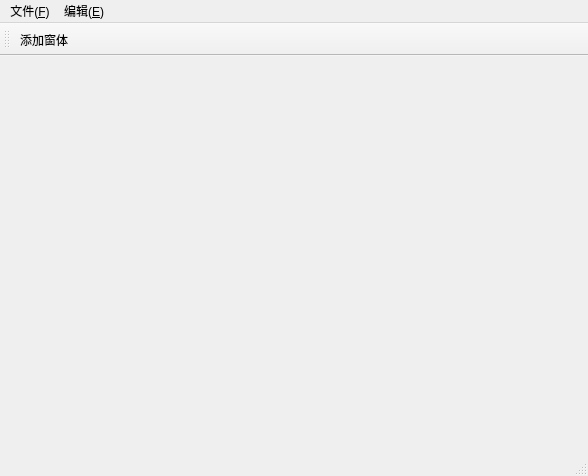
The window that Chapter03/mainWin/MainForm.ui (cxinping/PyQt5) describes before a commit, drawn with Qt 5.
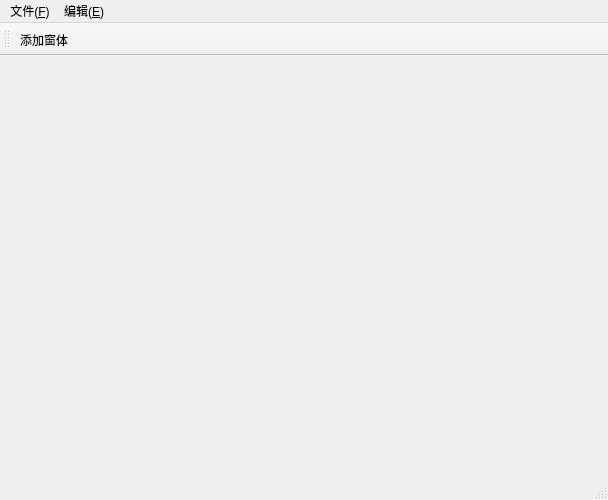
The same window after the commit.

Commit message: 加载窗口例子优化

```diff
--- a/Chapter03/mainWin/MainForm.ui
+++ b/Chapter03/mainWin/MainForm.ui
@@ -6,20 +6,32 @@
    <rect>
     <x>0</x>
     <y>0</y>
-    <width>588</width>
-    <height>476</height>
+    <width>608</width>
+    <height>500</height>
    </rect>
   </property>
   <property name="windowTitle">
    <string>MainWindow</string>
   </property>
-  <widget class="QWidget" name="centralwidget"/>
+  <widget class="QWidget" name="centralwidget">
+   <widget class="QWidget" name="gridLayoutWidget">
+    <property name="geometry">
+     <rect>
+      <x>-1</x>
+      <y>-1</y>
+      <width>611</width>
+      <height>441</height>
+     </rect>
+    </property>
+    <layout class="QGridLayout" name="MaingridLayout"/>
+   </widget>
+  </widget>
   <widget class="QMenuBar" name="menubar">
    <property name="geometry">
     <rect>
      <x>0</x>
      <y>0</y>
-     <width>588</width>
+     <width>608</width>
      <height>26</height>
     </rect>
    </property>
```
The commit also changes 6 other files.
